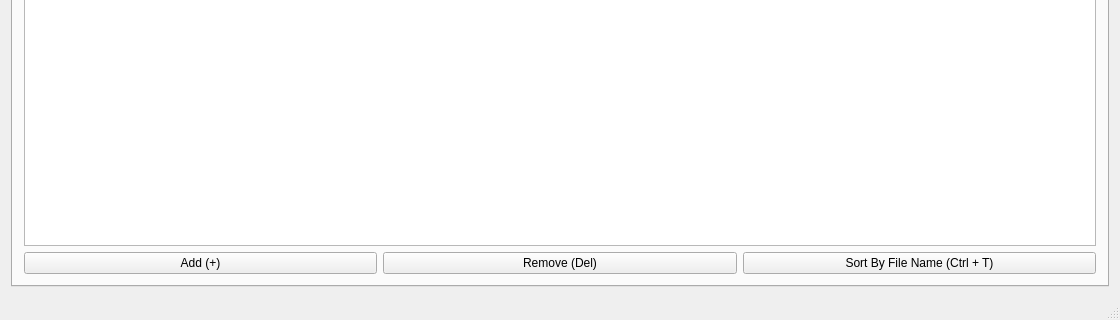
First picture: the form in Symmary Commenter/mainwindow.ui, repository jopemachine-playground/Summary-Commenter, before the edit; both pictures show x 0 to 1120 and y 407 to 727 of the 1120 by 727 pixel window.
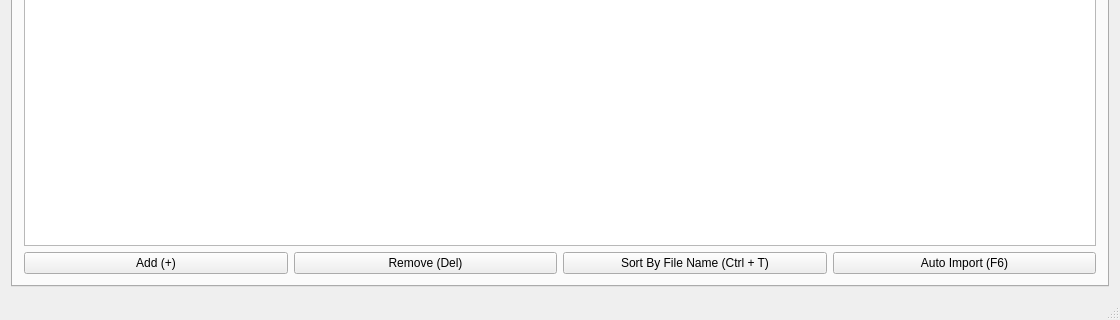
Second picture: the form after the edit. The open tabs and pages were chosen to show the change. Icons and pictures are not drawn.

```diff
--- a/Symmary Commenter/mainwindow.ui
+++ b/Symmary Commenter/mainwindow.ui
@@ -658,6 +658,13 @@
               </property>
              </widget>
             </item>
+            <item>
+             <widget class="QPushButton" name="descAutoImtBtn">
+              <property name="text">
+               <string>Auto Import (F6)</string>
+              </property>
+             </widget>
+            </item>
            </layout>
           </item>
          </layout>
```
